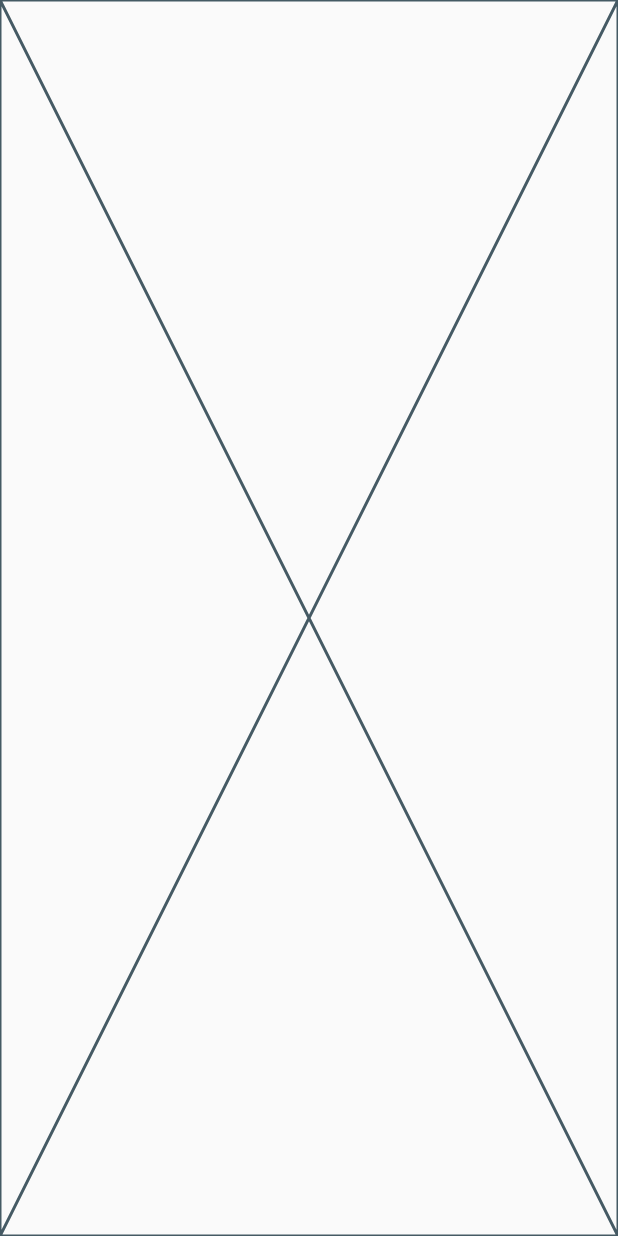
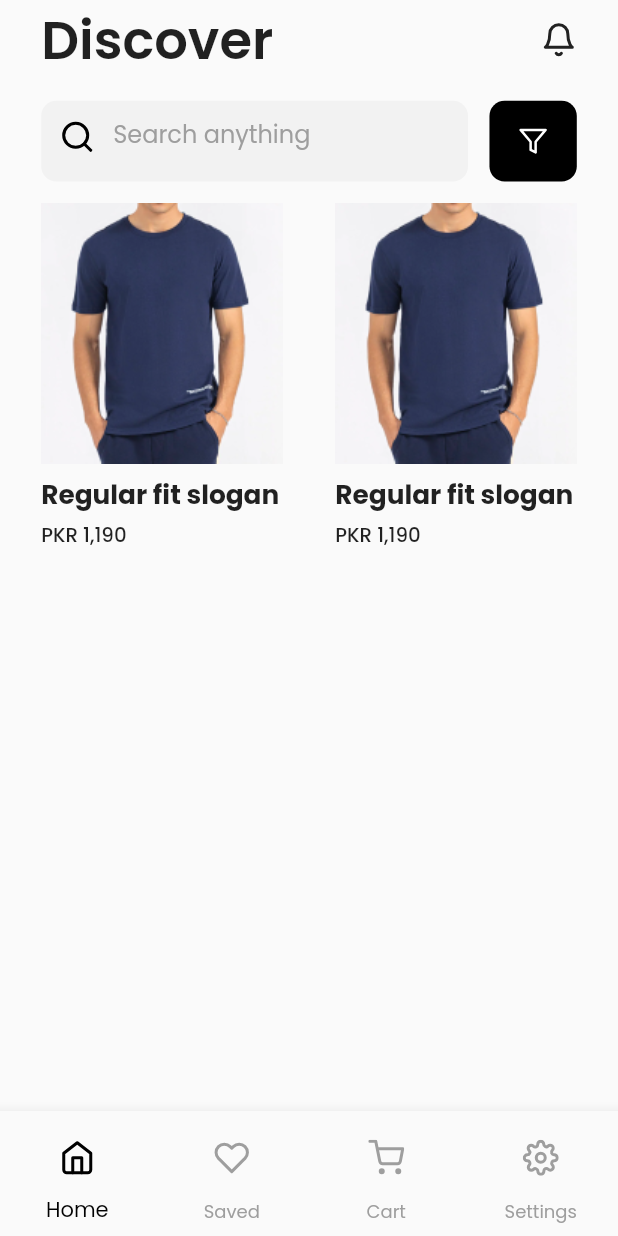
Before and after one commit to metatony/ecomm-v2, a Flutter app: the screen it shows after launch, on a phone screen of 412 x 824 dp. Run offline on Flutter 3.47's test engine with Material 2 defaults, Android fonts, the phone set to English and light mode, and no system bars; our stand-ins replace device_preview, flutter_feather_icons, flutter_screenutil, google_fonts, page_transition.

Commit message:
added bottombar navigation to homescreen

```diff
--- a/lib/homepage.dart
+++ /dev/null
@@ -1,12 +0,0 @@
-import 'package:flutter/material.dart';
-
-class HomePage extends StatelessWidget {
-  const HomePage({super.key});
-
-  @override
-  Widget build(BuildContext context) {
-    return const SafeArea(
-      child: Placeholder(),
-    );
-  }
-}
--- /dev/null
+++ b/lib/homepage/components/appbar.dart
@@ -0,0 +1,31 @@
+
+// ignore_for_file: prefer_const_constructors
+
+import 'package:ecommerce_app/utils/exports.dart';
+
+class HomeAppBar extends StatelessWidget {
+  const HomeAppBar({
+    super.key,
+  });
+
+  @override
+  Widget build(BuildContext context) {
+    return SizedBox(
+      width: double.infinity,
+      child: Row(
+        crossAxisAlignment: CrossAxisAlignment.center,
+        mainAxisAlignment: MainAxisAlignment.spaceBetween,
+        children: [
+          Text(
+            'Discover',
+            style: TextStyle(
+              fontSize: 32.sp,
+              fontWeight: FontWeight.w600,
+            ),
+          ),
+          Icon(FeatherIcons.bell),
+        ],
+      ),
+    );
+  }
+}
--- /dev/null
+++ b/lib/homepage/components/bottom_bar.dart
@@ -0,0 +1,42 @@
+import 'package:ecommerce_app/utils/exports.dart';
+
+class BottomBar extends StatefulWidget {
+  const BottomBar({super.key});
+
+  @override
+  State<BottomBar> createState() => _BottomBarState();
+}
+
+class _BottomBarState extends State<BottomBar> {
+  int selectedIndex = 0;
+
+  @override
+  Widget build(BuildContext context) {
+    return Scaffold(
+      body: bottomBar[selectedIndex]['body'],
+      bottomNavigationBar: BottomNavigationBar(
+        type: BottomNavigationBarType.fixed,
+        currentIndex: selectedIndex,
+        unselectedItemColor: Colors.grey,
+        selectedItemColor: Colors.black,
+        onTap: (int index) {
+          setState(() {
+            selectedIndex = index;
+          });
+        },
+        items: List.generate(
+          bottomBar.length,
+          (index) => BottomNavigationBarItem(
+            icon: Padding(
+              padding: EdgeInsets.symmetric(vertical: 12.h),
+              child: Icon(
+                bottomBar[index]['icon'],
+              ),
+            ),
+            label: bottomBar[index]['page'],
+          ),
+        ),
+      ),
+    );
+  }
+}
--- /dev/null
+++ b/lib/homepage/components/search_area.dart
@@ -0,0 +1,51 @@
+// ignore_for_file: prefer_const_constructors
+
+import '../../utils/exports.dart';
+
+class SearchArea extends StatelessWidget {
+  const SearchArea({
+    super.key,
+  });
+
+  @override
+  Widget build(BuildContext context) {
+    return SizedBox(
+      width: double.infinity,
+      child: Row(
+        crossAxisAlignment: CrossAxisAlignment.center,
+        mainAxisAlignment: MainAxisAlignment.spaceBetween,
+        children: [
+          Container(
+            width: 259.w,
+            height: 53.h,
+            decoration: BoxDecoration(
+              color: Color(0xfff2f2f2),
+              borderRadius: BorderRadius.circular(10.r),
+            ),
+            child: TextField(
+              decoration: InputDecoration(
+                border: InputBorder.none,
+                contentPadding: EdgeInsets.all(10),
+                prefixIcon: Icon(FeatherIcons.search),
+                prefixIconColor: Colors.black,
+                hintText: 'Search anything',
+                hintStyle: TextStyle(color: Colors.grey),
+              ),
+            ),
+          ),
+          Container(
+            width: 53.w,
+            height: 53.h,
+            decoration: BoxDecoration(
+              color: Colors.black,
+              borderRadius: BorderRadius.circular(10.r),
+            ),
+            child: Center(
+                child:
+                    Icon(FeatherIcons.filter, size: 20, color: Colors.white)),
+          ),
+        ],
+      ),
+    );
+  }
+}
--- /dev/null
+++ b/lib/homepage/homepage.dart
@@ -0,0 +1,98 @@
+// ignore_for_file: prefer_const_constructors
+
+import 'package:ecommerce_app/utils/exports.dart';
+
+class HomePage extends StatefulWidget {
+  const HomePage({super.key});
+
+  @override
+  State<HomePage> createState() => _HomePageState();
+}
+
+class _HomePageState extends State<HomePage> {
+  int selectedIndex = 0;
+
+  @override
+  Widget build(BuildContext context) {
+    return Scaffold(
+      body: SafeArea(
+        child: ListView(
+          padding: EdgeInsets.symmetric(horizontal: 25.w),
+          children: [
+            //!appbar
+            HomeAppBar(),
+            SizedBox(height: 14.h),
+
+            //! search area
+            SearchArea(),
+            SizedBox(height: 14.h),
+
+            //!products
+            SizedBox(
+              width: double.infinity,
+              child: Row(
+                mainAxisAlignment: MainAxisAlignment.spaceBetween,
+                children: [
+                  SizedBox(
+                    //width: 161.w,
+                    height: 220.h,
+                    child: Column(
+                      crossAxisAlignment: CrossAxisAlignment.start,
+                      children: [
+                        Image.asset('assets/images/image 1.png'),
+                        SizedBox(height: 8.h),
+                        Text(
+                          'Regular fit slogan',
+                          style: TextStyle(
+                            fontWeight: FontWeight.bold,
+                            fontSize: 16.sp,
+                          ),
+                        ),
+                        SizedBox(height: 3.h),
+                        Text(
+                          'PKR 1,190',
+                          style: TextStyle(
+                            fontWeight: FontWeight.w500,
+                            fontSize: 12.sp,
+                          ),
+                        ),
+                      ],
+                    ),
+                  ),
+                  SizedBox(
+                    //width: 161.w,
+                    height: 220.h,
+                    child: Column(
+                      crossAxisAlignment: CrossAxisAlignment.start,
+                      children: [
+                        Image.asset('assets/images/image 1.png'),
+                        SizedBox(height: 8.h),
+                        Text(
+                          'Regular fit slogan',
+                          style: TextStyle(
+                            fontWeight: FontWeight.bold,
+                            fontSize: 16.sp,
+                          ),
+                        ),
+                        SizedBox(height: 3.h),
+                        Text(
+                          'PKR 1,190',
+                          style: TextStyle(
+                            fontWeight: FontWeight.w500,
+                            fontSize: 12.sp,
+                          ),
+                        ),
+                      ],
+                    ),
+                  ),
+                ],
+              ),
+            ),
+          ],
+        ),
+      ),
+
+
+    );
+  }
+}
--- a/lib/main.dart
+++ b/lib/main.dart
@@ -1,6 +1,7 @@
 // ignore_for_file: prefer_const_constructors
 
 import 'package:device_preview/device_preview.dart';
+import 'package:ecommerce_app/homepage/components/bottom_bar.dart';
 import 'utils/exports.dart';
 
 void main() {
@@ -20,10 +21,11 @@ class MyApp extends StatelessWidget {
       designSize: Size(375, 812),
       useInheritedMediaQuery: true,
       builder: (context, child) {
-        return const MaterialApp(
-          home: Scaffold(
-            body: HomePage(),
-          ),
+        return  MaterialApp(
+          debugShowCheckedModeBanner: false,
+          theme: ThemeData(fontFamily: GoogleFonts.poppins().fontFamily),
+          home: BottomBar(),
+
         );
       },
     );
--- /dev/null
+++ b/lib/models/list.dart
@@ -0,0 +1,24 @@
+import 'package:ecommerce_app/utils/exports.dart';
+
+List<Map<String, dynamic>> bottomBar = [
+  {
+    'page': 'Home',
+    'icon': FeatherIcons.home,
+    'body': const HomePage(),
+  },
+  {
+    'page': 'Saved',
+    'icon': FeatherIcons.heart,
+    'body': const HomePage(),
+  },
+  {
+    'page': 'Cart',
+    'icon': FeatherIcons.shoppingCart,
+    'body': const HomePage(),
+  },
+  {
+    'page': 'Settings',
+    'icon': FeatherIcons.settings,
+    'body': const HomePage(),
+  }
+];
--- a/lib/utils/exports.dart
+++ b/lib/utils/exports.dart
@@ -4,4 +4,7 @@ export "package:flutter_feather_icons/flutter_feather_icons.dart";
 export 'package:provider/provider.dart';
 export 'package:flutter/material.dart';
 export 'package:flutter_screenutil/flutter_screenutil.dart';
-export 'package:ecommerce_app/homepage.dart';
+export 'package:ecommerce_app/homepage/homepage.dart';
+export 'package:ecommerce_app/homepage/components/appbar.dart';
+export 'package:ecommerce_app/homepage/components/search_area.dart';
+export 'package:ecommerce_app/models/list.dart';
```
Also changed, not shown: assets/images/image 1.png (added).
